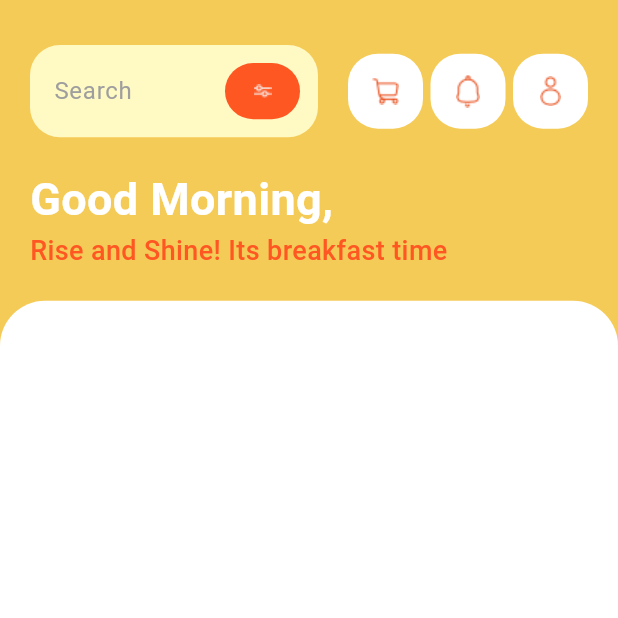
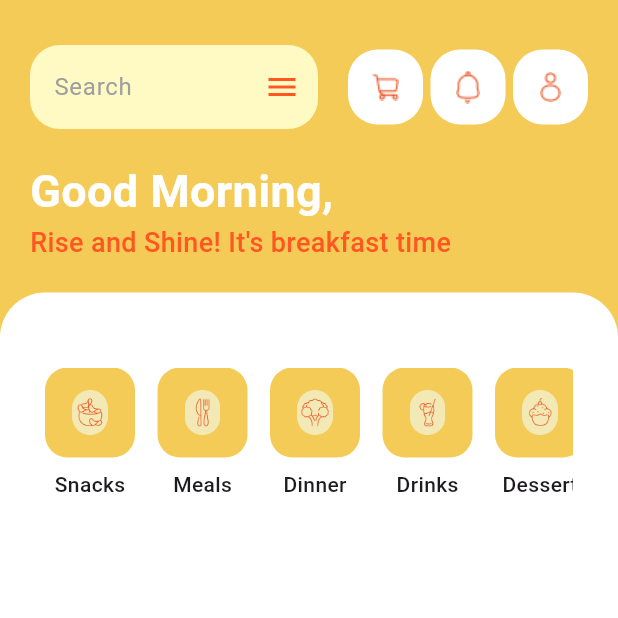
Before and after one commit to iamfarazbaloch/yumquick_app, a Flutter app: the HomePage screen opened directly, on a phone screen of 412 x 824 dp, the top half of it. Run offline on Flutter 3.47's test engine with Material 3 defaults, Android fonts, the phone set to English and light mode, and no system bars; our stand-ins replace smooth_page_indicator.

Commit message:
adding assets

```diff
--- a/lib/pages/home_page.dart
+++ b/lib/pages/home_page.dart
@@ -9,6 +9,14 @@ class HomePage extends StatefulWidget {
 }
 
 class _HomePageState extends State<HomePage> {
+  final Map<String, String> _categories = {
+    'assets/icons/snacks.png': 'Snacks',
+    'assets/icons/meal.png': 'Meals',
+    'assets/icons/veagan.png': 'Dinner',
+    'assets/icons/drinks.png': 'Drinks',
+    'assets/icons/dessert.png': 'Dessert',
+  };
+
   @override
   Widget build(BuildContext context) {
     return Scaffold(
@@ -29,28 +37,20 @@ class _HomePageState extends State<HomePage> {
                           hintText: 'Search',
                           suffixIcon: Padding(
                             padding: const EdgeInsets.all(12.0),
-                            child: Container(
-                              width: 50,
-
-                              decoration: BoxDecoration(
-                                color: Colors.deepOrange,
-                                borderRadius: BorderRadius.circular(100),
-                              ),
-                              child: Image.asset('assets/icons/menu.png'),
-                            ),
+                            child: Icon(Icons.menu, color: Colors.deepOrange),
                           ),
                         ),
                       ),
                       const SizedBox(width: 20),
                       _customButton('assets/icons/cart.png'),
-                      SizedBox(width: 5),
+                      const SizedBox(width: 5),
                       _customButton('assets/icons/notification.png'),
-                      SizedBox(width: 5),
+                      const SizedBox(width: 5),
                       _customButton('assets/icons/person.png'),
                     ],
                   ),
                   const SizedBox(height: 20),
-                  Text(
+                  const Text(
                     'Good Morning,',
                     style: TextStyle(
                       fontSize: 30,
@@ -58,8 +58,8 @@ class _HomePageState extends State<HomePage> {
                       fontWeight: FontWeight.bold,
                     ),
                   ),
-                  Text(
-                    'Rise and Shine! Its breakfast time',
+                  const Text(
+                    'Rise and Shine! It\'s breakfast time',
                     style: TextStyle(
                       fontSize: 18,
                       color: Colors.deepOrange,
@@ -80,7 +80,51 @@ class _HomePageState extends State<HomePage> {
                     topRight: Radius.circular(30),
                   ),
                 ),
-                child: Column(children: []),
+                child: Column(
+                  crossAxisAlignment: CrossAxisAlignment.start,
+                  children: [
+                    const SizedBox(height: 20),
+                    SizedBox(
+                      height: 100,
+                      child: ListView(
+                        scrollDirection: Axis.horizontal,
+                        children:
+                            _categories.entries.map((entry) {
+                              return Padding(
+                                padding: const EdgeInsets.only(right: 15),
+                                child: Column(
+                                  children: [
+                                    Container(
+                                      width: 60,
+                                      height: 60,
+                                      decoration: BoxDecoration(
+                                        color: const Color(0xFFF5CB58),
+                                        borderRadius: BorderRadius.circular(15),
+                                      ),
+                                      child: Center(
+                                        child: Image.asset(
+                                          entry.key,
+                                          width: 30,
+                                          height: 30,
+                                        ),
+                                      ),
+                                    ),
+                                    const SizedBox(height: 8),
+                                    Text(
+                                      entry.value,
+                                      style: const TextStyle(
+                                        fontSize: 14,
+                                        fontWeight: FontWeight.w500,
+                                      ),
+                                    ),
+                                  ],
+                                ),
+                              );
+                            }).toList(),
+                      ),
+                    ),
+                  ],
+                ),
               ),
             ),
           ],
@@ -91,7 +135,7 @@ class _HomePageState extends State<HomePage> {
 
   Widget _customButton(String imagePath) {
     return Container(
-      margin: EdgeInsets.only(top: 10),
+      margin: const EdgeInsets.only(top: 10),
       width: 50,
       height: 50,
       decoration: BoxDecoration(
```
Also changed, not shown: assets/icons/dessert.png (added), assets/icons/drinks.png (added), assets/icons/meal.png (added), assets/icons/snacks.png (added), assets/icons/veagan.png (added).
